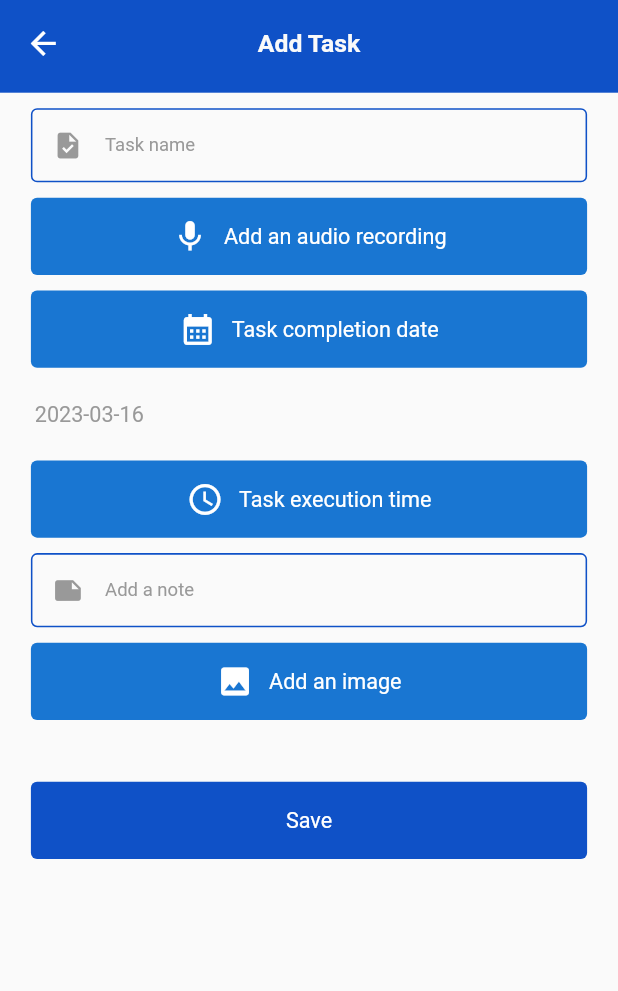
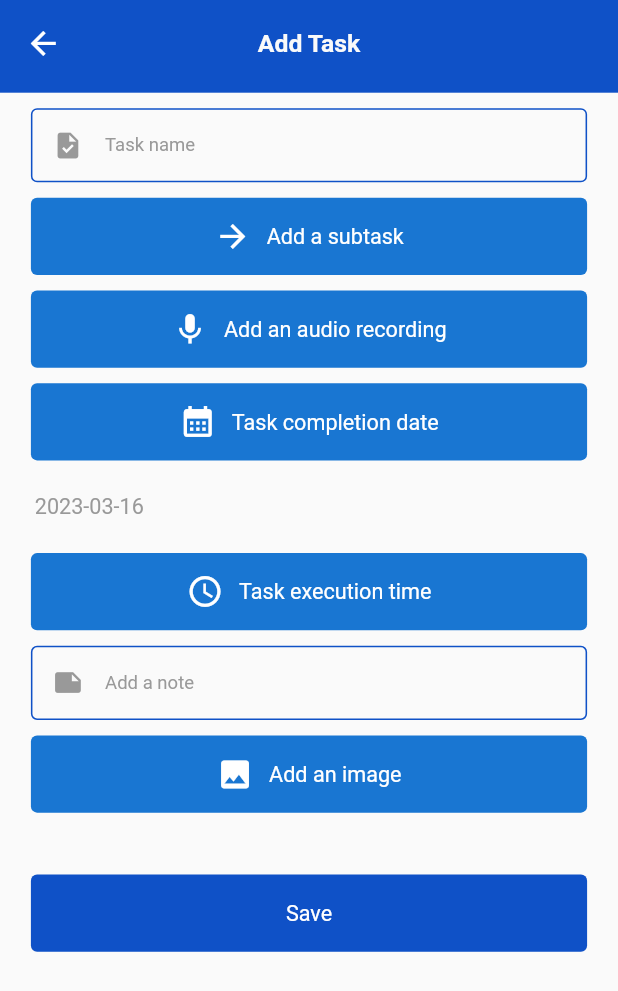
Before and after one commit to zahraerfani/todo, a Flutter app: the AddTask screen opened by its route, on a phone screen of 412 x 824 dp. Shown: the top 991 px of the screen. Run offline on Flutter 3.47's test engine with Material 2 defaults, Android fonts, the phone set to English and light mode, and no system bars; drawn by our look-alikes of loader_overlay; our stand-ins replace audioplayers, form_field_validator, hive, hive_flutter, image_picker, permission_handler and 2 more; missing offline and left inert: record; accounts and stored records are empty; Roboto replaces fonts that are missing (bold, medium); statements that could not run were skipped.

Commit message:
add subtask

```diff
--- a/lib/data/hive/models/task.dart
+++ b/lib/data/hive/models/task.dart
@@ -44,14 +44,17 @@ class Task extends HiveObject {
 @HiveType(typeId: 1)
 class SubTask extends HiveObject {
   @HiveField(0)
-  final String subtaskName;
+  final String? subtaskName;
   @HiveField(1)
   final bool? check;
-  SubTask({required this.subtaskName, this.check});
+  @HiveField(2)
+  final int? priority;
+  SubTask({this.subtaskName, this.check, this.priority});
   factory SubTask.fromJson(Map<String, dynamic> json) {
     return SubTask(
       subtaskName: json["subtaskName"],
       check: json["check"],
+      priority: json["priority"],
     );
   }
 }
--- /dev/null
+++ b/lib/data/model/front/sub_task_model.dart
@@ -0,0 +1,28 @@
+/// subtaskName : ""
+/// check : false
+/// priority : 0
+
+class SubTaskModel {
+  SubTaskModel({
+    this.subtaskName,
+    this.check,
+    this.priority,
+  });
+
+  SubTaskModel.fromJson(dynamic json) {
+    subtaskName = json['subtaskName'];
+    check = json['check'];
+    priority = json['priority'];
+  }
+  String? subtaskName;
+  bool? check;
+  int? priority;
+
+  Map<String, dynamic> toJson() {
+    final map = <String, dynamic>{};
+    map['subtaskName'] = subtaskName;
+    map['check'] = check;
+    map['priority'] = priority;
+    return map;
+  }
+}
--- a/lib/screen/add_task/add_task.dart
+++ b/lib/screen/add_task/add_task.dart
@@ -10,6 +10,7 @@ import 'package:todo/data/hive/requests/task_request.dart';
 import 'package:todo/data/media_query/media_query.dart';
 import 'package:todo/data/media_query/space_between.dart';
 import 'package:todo/data/model/front/header_model.dart';
+import 'package:todo/data/model/front/sub_task_model.dart';
 import 'package:todo/screen/add_task/component/audio_player.dart';
 import 'package:todo/screen/add_task/component/audio_recorder.dart';
 import 'package:todo/screen/add_task/component/calendar.dart';
@@ -36,6 +37,11 @@ class _AddTaskState extends State<AddTask> {
   String? audioPath;
   List<String> choosePhoto = [];
   String? time;
+  List<SubTaskModel> items = [
+    SubTaskModel(subtaskName: null, check: false, priority: 0)
+  ];
+
+  int count = 0;
 
   String formattedDate = DateFormat('yyyy-MM-dd').format(DateTime.now());
 
@@ -82,6 +88,67 @@ class _AddTaskState extends State<AddTask> {
                   preIcon: Icons.task,
                 ),
                 intermediate(10),
+                ButtonLoading(
+                    btnWidth: context.width - 20,
+                    loading: false,
+                    showBoxShadow: false,
+                    icon: Icons.arrow_forward_sharp,
+                    onTab: () => addSubtask(),
+                    title: "Add a subtask"),
+                // intermediate(10),
+                count > 0
+                    ? Column(
+                        children: [
+                          for (int index = 0; index < count; index++)
+                            Row(
+                              mainAxisAlignment: MainAxisAlignment.spaceBetween,
+                              children: [
+                                InkWell(
+                                  onTap: () => setState(() => items[index]
+                                      .check = !items[index].check!),
+                                  child: Icon(
+                                    !items[index].check!
+                                        ? Icons.circle_outlined
+                                        : Icons.check_circle,
+                                    color: MyColors.orange,
+                                    size: 24,
+                                  ),
+                                ),
+                                SizedBox(
+                                  width: context.width - 150,
+                                  height: 50,
+                                  child: CustomInput(
+                                    enterData: (text) => setState(
+                                        () => items[index].subtaskName = text),
+                                    labelText: "Subtask name",
+                                    borderColor: Colors.transparent,
+                                  ),
+                                ),
+                                InkWell(
+                                  onTap: () {
+                                    setState(() {
+                                      count -= 1;
+                                      items.removeAt(index);
+                                    });
+                                  },
+                                  child: const Icon(
+                                    Icons.clear,
+                                    color: MyColors.grey_40,
+                                    size: 20,
+                                  ),
+                                ),
+                                const Icon(
+                                  Icons.list,
+                                  color: MyColors.grey_40,
+                                  size: 24,
+                                ),
+                              ],
+                            )
+                        ],
+                      )
+                    : Container(),
+                intermediate(10),
+
                 ButtonLoading(
                     btnWidth: context.width - 20,
                     loading: false,
@@ -201,16 +268,29 @@ class _AddTaskState extends State<AddTask> {
     // if (formKey.currentState!.validate() &&
     //     audioPath != null &&
     //     choosePhoto.isNotEmpty) {
+    List<SubTaskModel> copyItems = [];
+    for (int i = 0; i < items.length; i++) {
+      if (items[i].subtaskName != null) {
+        copyItems.add(items[i]);
+      }
+    }
     print("1111111111111111111");
-    List<SubTask> x = [];
-    x.add(SubTask(subtaskName: "subtaskName", check: true));
-    print((x[0].subtaskName));
+    List<SubTask> subtaskList = <SubTask>[];
+    if (copyItems.isNotEmpty) {
+      for (int i = 0; i < copyItems.length; i++) {
+        subtaskList.add(SubTask(
+            subtaskName: copyItems[i].subtaskName,
+            check: copyItems[i].check,
+            priority: copyItems[i].priority));
+      }
+    }
+    // print((x[0].subtaskName));
     TaskHiveRequest.addTask(Task(
-      taskName: "name",
-      record: "audioPath",
-      note: "note",
-      image: ["choosePhoto"], /*subTask: x*/
-    ));
+        taskName: "name",
+        record: "audioPath",
+        note: "note",
+        image: ["choosePhoto"],
+        subTask: subtaskList));
     // TaskHiveRequest.addTask(Task(
     //     taskName: name!,
     //     record: audioPath,
@@ -219,7 +299,7 @@ class _AddTaskState extends State<AddTask> {
     //     subTask: x));
     // Navigator.of(context).pop();
     // } else {
-    //   print("ajsdhgkjd");
+    //   print("null");
     // }
   }
 
@@ -262,4 +342,11 @@ class _AddTaskState extends State<AddTask> {
       setState(() => time = result);
     }
   }
+
+  addSubtask() {
+    setState(() {
+      count += 1;
+      items.add(SubTaskModel(subtaskName: null, check: false, priority: count));
+    });
+  }
 }
```
Also changed, not shown: lib/screen/add_task/component/add_subtasks.dart (added, +75 -0 lines), lib/data/hive/adapters/task.g.dart.
